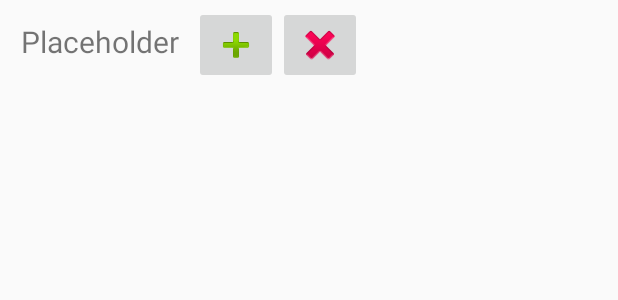
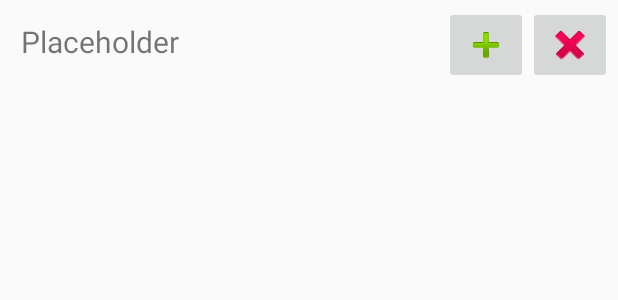
Before and after one commit to csivilo/WiFree, an Android app: the layout netw_row.xml on its own in the app's theme, with its tools: preview values and no code run, on a phone screen of 412 x 824 dp. Shown: the top 300 px of the screen. Run offline under Robolectric (Android 15) with nearby library versions, the phone set to English and light mode, and no system bars.

```diff
--- a/WiFreeApp/app/src/main/res/layout/netw_row.xml
+++ b/WiFreeApp/app/src/main/res/layout/netw_row.xml
@@ -1,5 +1,5 @@
 <?xml version="1.0" encoding="utf-8"?>
-<LinearLayout xmlns:android="http://schemas.android.com/apk/res/android"
+<RelativeLayout xmlns:android="http://schemas.android.com/apk/res/android"
     android:layout_width="match_parent"
     android:layout_height="wrap_content"
     android:layout_margin="2dp"
@@ -13,25 +13,29 @@
             android:id="@+id/tvName"
             android:text="Placeholder"
             android:textSize="20sp"
-            android:layout_margin="10dp"/>
+            android:layout_margin="10dp"
+            android:layout_alignParentStart="true"
+            android:layout_alignParentLeft="true"/>
 
 
+    <ImageButton
+        android:id="@+id/btnDelete"
+        android:src="@android:drawable/ic_delete"
+        android:layout_width="wrap_content"
+        android:layout_height="wrap_content"
+        android:layout_alignParentEnd="true"
+        android:layout_alignParentRight="true"
+
+        />
 
     <ImageButton
         android:id="@+id/btnDownload"
         android:src="@android:drawable/ic_input_add"
         android:layout_width="wrap_content"
         android:layout_height="wrap_content"
-        />
-
-    <ImageButton
-        android:id="@+id/btnDelete"
-        android:src="@android:drawable/ic_delete"
-        android:layout_width="wrap_content"
-        android:layout_height="wrap_content"
-        />
+        android:layout_alignParentTop="true"
+        android:layout_toLeftOf="@+id/btnDelete"
+        android:layout_toStartOf="@+id/btnDelete" />
 
 
-
-
-</LinearLayout>
+</RelativeLayout>
--- a/WiFreeApp/app/src/main/res/values/strings.xml
+++ b/WiFreeApp/app/src/main/res/values/strings.xml
@@ -8,5 +8,4 @@
     <string name="netw_added_suc">New network added</string>
     <string name="no_net_addd">Network not added</string>
     <string name="addnet">Add Network</string>
-    <string name="google_maps_key">AIzaSyCDznpCFbvJaqQ-6bc41G_slJROhYaoVVU</string>
 </resources>
```
Also changed, not shown: WiFreeApp/app/src/main/java/aitmobile/wifree/MainActivity.java (+76 -1 lines), WiFreeApp/app/src/main/res/values/google_maps_api.xml (added, +19 -0 lines), WiFreeApp/app/src/main/res/drawable/wifi.png (added).
